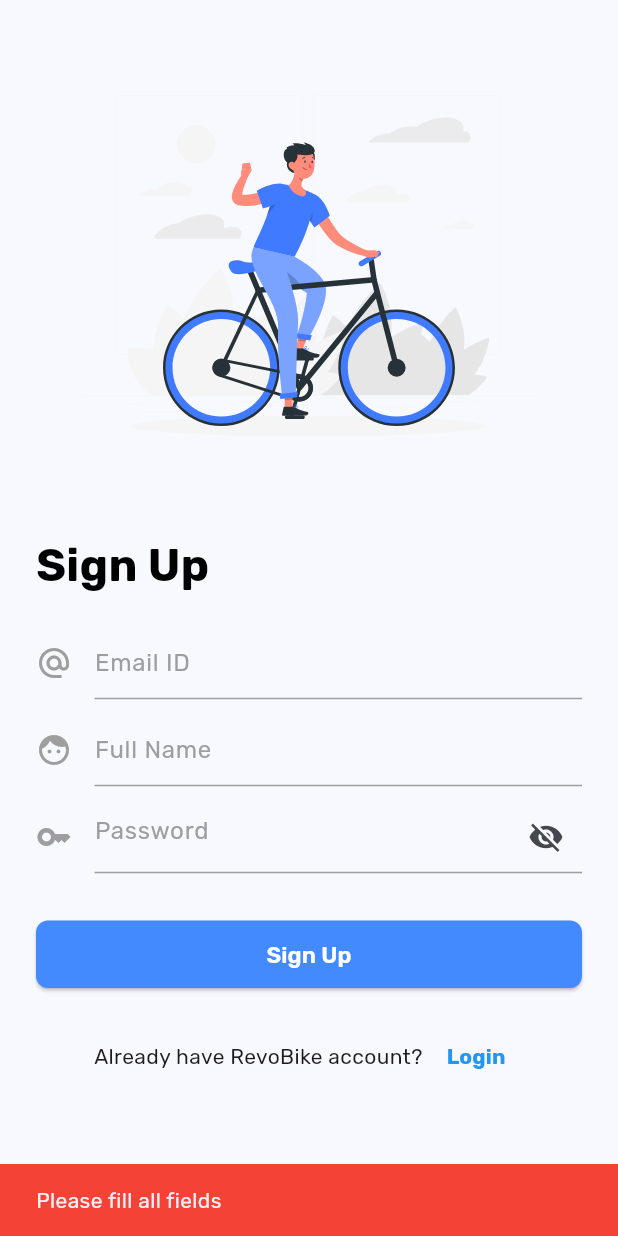
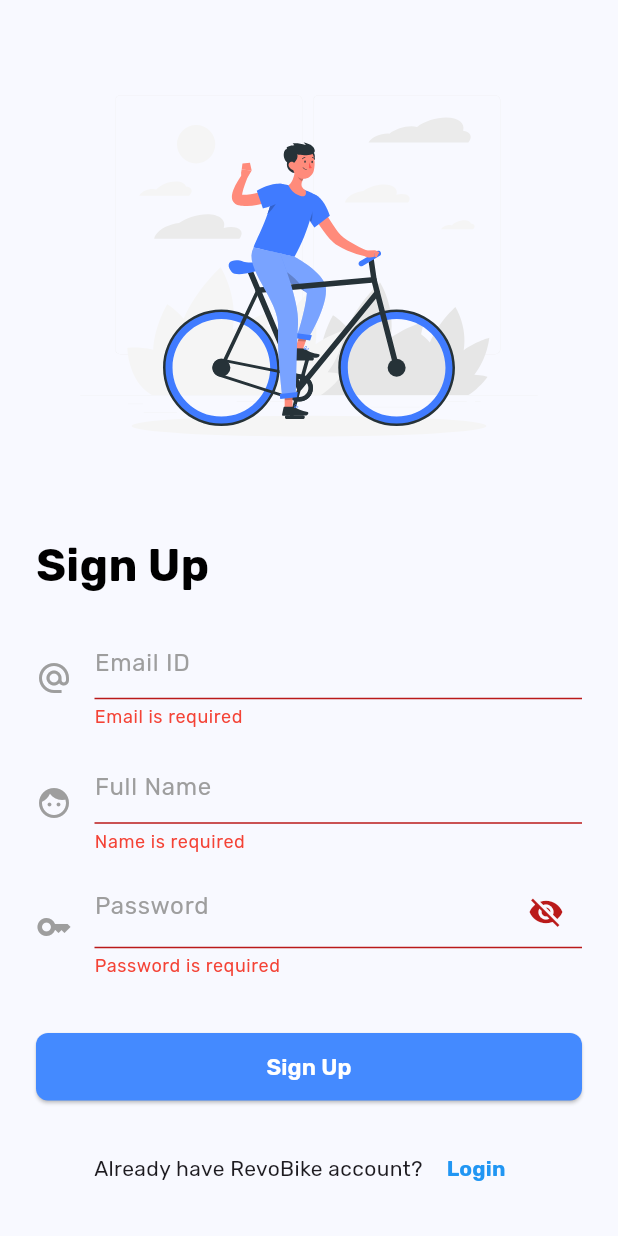
Before and after one commit to RevoBike/RevoBike-Mobile, a Flutter app: the SignUpScreen screen opened directly, after a tap on "Sign Up", on a phone screen of 412 x 824 dp. Run offline on Flutter 3.47's test engine with Material 3 defaults, Android fonts, the phone set to English and light mode, and no system bars; our stand-ins replace crystal_navigation_bar, dio, equatable, flutter_secure_storage, flutter_svg, font_awesome_flutter and 6 more; accounts and stored records are empty.

Commit message:
update error message UI

```diff
--- a/lib/presentation/screens/auth/SignUpScreen.dart
+++ b/lib/presentation/screens/auth/SignUpScreen.dart
@@ -18,6 +18,12 @@ class _SignUpScreenState extends State<SignUpScreen> {
   final TextEditingController _nameController = TextEditingController();
   final TextEditingController _passwordController = TextEditingController();
   bool _isPasswordVisible = false;
+
+  // Error state variables
+  String? _emailError;
+  String? _nameError;
+  String? _passwordError;
+  String? _generalError;
 
   double _strength = 0.0;
 
@@ -49,16 +55,27 @@ class _SignUpScreenState extends State<SignUpScreen> {
   }
 
   void validateAndRegister() async {
-    // Validate all fields are filled
-    if (_emailController.text.isEmpty ||
-        _nameController.text.isEmpty ||
-        _passwordController.text.isEmpty) {
-      ScaffoldMessenger.of(context).showSnackBar(
-        const SnackBar(
-          content: Text('Please fill all fields'),
-          backgroundColor: Colors.red,
-        ),
-      );
+    // Clear previous errors
+    setState(() {
+      _emailError = null;
+      _nameError = null;
+      _passwordError = null;
+      _generalError = null;
+    });
+
+    // Validate fields
+    if (_emailController.text.isEmpty) {
+      setState(() => _emailError = 'Email is required');
+    }
+    if (_nameController.text.isEmpty) {
+      setState(() => _nameError = 'Name is required');
+    }
+    if (_passwordController.text.isEmpty) {
+      setState(() => _passwordError = 'Password is required');
+    }
+
+    // If any field errors, stop here
+    if (_emailError != null || _nameError != null || _passwordError != null) {
       return;
     }
 
@@ -68,24 +85,19 @@ class _SignUpScreenState extends State<SignUpScreen> {
       caseSensitive: false
     );
     if (!emailRegex.hasMatch(_emailController.text)) {
-      ScaffoldMessenger.of(context).showSnackBar(
-        const SnackBar(
-          content: Text('Please use your AASTU institutional email (name.lastname@aastustudent.edu.et or name.lastname@aastustaff.edu.et)'),
-          backgroundColor: Colors.red,
-        ),
-      );
+      setState(() => _emailError = 'Use AASTU institutional email');
       return;
     }
 
     // Validate minimum lengths
-    if (_nameController.text.length < 6 ||
-        _passwordController.text.length < 6) {
-      ScaffoldMessenger.of(context).showSnackBar(
-        const SnackBar(
-          content: Text('Name and password must be at least 6 characters'),
-          backgroundColor: Colors.red,
-        ),
-      );
+    if (_nameController.text.length < 6) {
+      setState(() => _nameError = 'Name must be at least 6 characters');
+    }
+    if (_passwordController.text.length < 6) {
+      setState(() => _passwordError = 'Password must be at least 6 characters');
+    }
+
+    if (_nameError != null || _passwordError != null) {
       return;
     }
     try {
@@ -112,14 +124,8 @@ class _SignUpScreenState extends State<SignUpScreen> {
         ),
       );
     } catch (e) {
-      ScaffoldMessenger.of(context).showSnackBar(
-        SnackBar(
-          content: Text(e.toString()),
-          backgroundColor: Colors.red,
-        ),
-      );
-    } finally {
       setState(() {
+        _generalError = e.toString();
         buttonChild = const Text(
           "Sign Up",
           style: TextStyle(
@@ -170,21 +176,23 @@ class _SignUpScreenState extends State<SignUpScreen> {
                         Expanded(
                           child: TextFormField(
                             controller: _emailController,
-                            decoration: const InputDecoration(
+                            decoration: InputDecoration(
                               hintText: "Email ID",
-                              hintStyle:
-                                  TextStyle(color: Colors.grey, fontSize: 16),
-                              enabledBorder: UnderlineInputBorder(
+                              hintStyle: const TextStyle(color: Colors.grey, fontSize: 16),
+                              enabledBorder: const UnderlineInputBorder(
                                 borderSide: BorderSide(
                                   color: Colors.grey,
                                   width: 1.0,
                                 ),
                               ),
+                              errorText: _emailError,
+                              errorStyle: const TextStyle(color: Colors.red),
                             ),
                           ),
                         ),
                       ],
                     ),
+                    if (_emailError != null) const SizedBox(height: 5),
                     const SizedBox(height: 10),
                     Row(
                       mainAxisAlignment: MainAxisAlignment.spaceBetween,
@@ -194,21 +202,23 @@ class _SignUpScreenState extends State<SignUpScreen> {
                         Expanded(
                           child: TextFormField(
                             controller: _nameController,
-                            decoration: const InputDecoration(
+                            decoration: InputDecoration(
                               hintText: "Full Name",
-                              hintStyle:
-                                  TextStyle(color: Colors.grey, fontSize: 16),
-                              enabledBorder: UnderlineInputBorder(
+                              hintStyle: const TextStyle(color: Colors.grey, fontSize: 16),
+                              enabledBorder: const UnderlineInputBorder(
                                 borderSide: BorderSide(
                                   color: Colors.grey,
                                   width: 1.0,
                                 ),
                               ),
+                              errorText: _nameError,
+                              errorStyle: const TextStyle(color: Colors.red),
                             ),
                           ),
                         ),
                       ],
                     ),
+                    if (_nameError != null) const SizedBox(height: 5),
                     const SizedBox(height: 10),
                     Row(
                       children: [
@@ -220,18 +230,17 @@ class _SignUpScreenState extends State<SignUpScreen> {
                             onChanged: _checkPasswordStrength,
                             decoration: InputDecoration(
                               hintText: "Password",
-                                hintStyle: const TextStyle(
-                                    color: Colors.grey, fontSize: 16),
+                              hintStyle: const TextStyle(color: Colors.grey, fontSize: 16),
                               suffixIcon: IconButton(
                                 onPressed: () {
                                   setState(() {
-                                        _isPasswordVisible =
-                                            !_isPasswordVisible;
+                                    _isPasswordVisible = !_isPasswordVisible;
                                   });
                                 },
                                 icon: _isPasswordVisible
                                     ? const Icon(Icons.visibility)
-                                        : const Icon(Icons.visibility_off)),
+                                    : const Icon(Icons.visibility_off)
+                              ),
                               enabledBorder: const UnderlineInputBorder(
                                 borderSide: BorderSide(
                                   color: Colors.grey,
@@ -249,12 +258,16 @@ class _SignUpScreenState extends State<SignUpScreen> {
                                               : Colors.red,
                                   width: 1.0,
                                 ),
-                                )),
+                              ),
+                              errorText: _passwordError,
+                              errorStyle: const TextStyle(color: Colors.red),
+                            ),
                             obscureText: _isPasswordVisible ? false : true,
                           ),
                         ),
                       ],
                     ),
+                    if (_passwordError != null) const SizedBox(height: 5),
                     const SizedBox(height: 30),
                     ElevatedButton(
                       onPressed: () {
--- a/lib/presentation/screens/home/HomeScreen.dart
+++ b/lib/presentation/screens/home/HomeScreen.dart
@@ -77,7 +77,6 @@ class _HomeScreenState extends State<HomeScreen> {
               _currentIndex = index;
             });
           },
-      )
-    );
+        ));
   }
 }
```
Also changed, not shown: lib/presentation/screens/auth/OtpVerificationScreen.dart (+43 -5 lines). Lines whose indentation alone changed are shown as unchanged.
